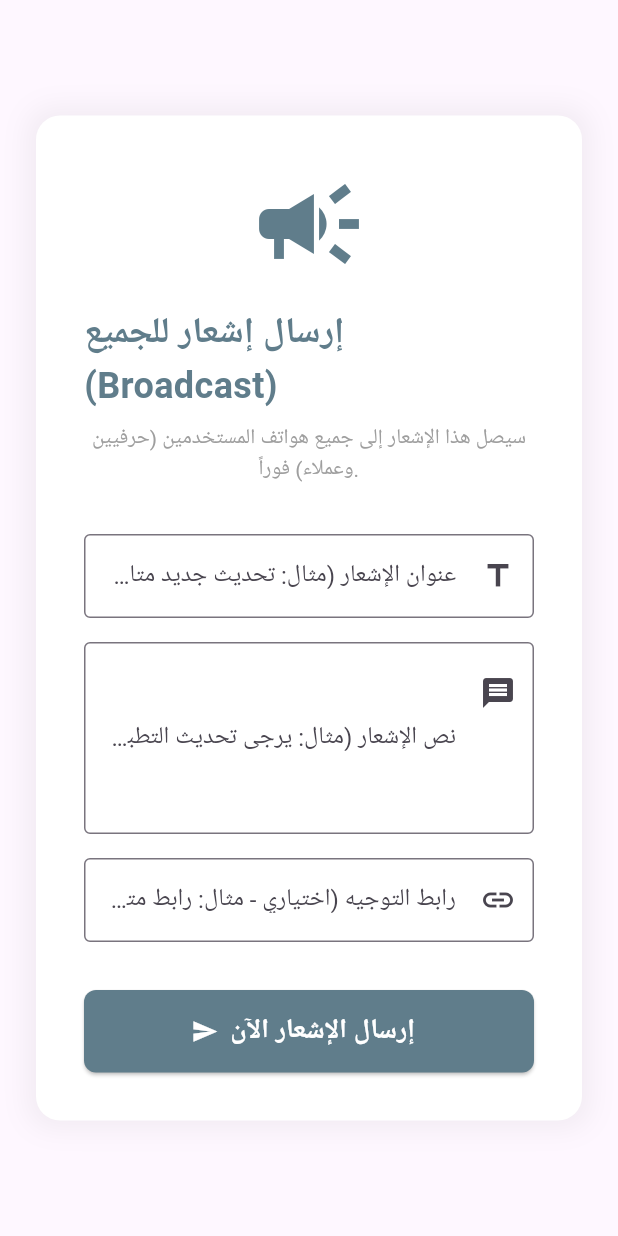
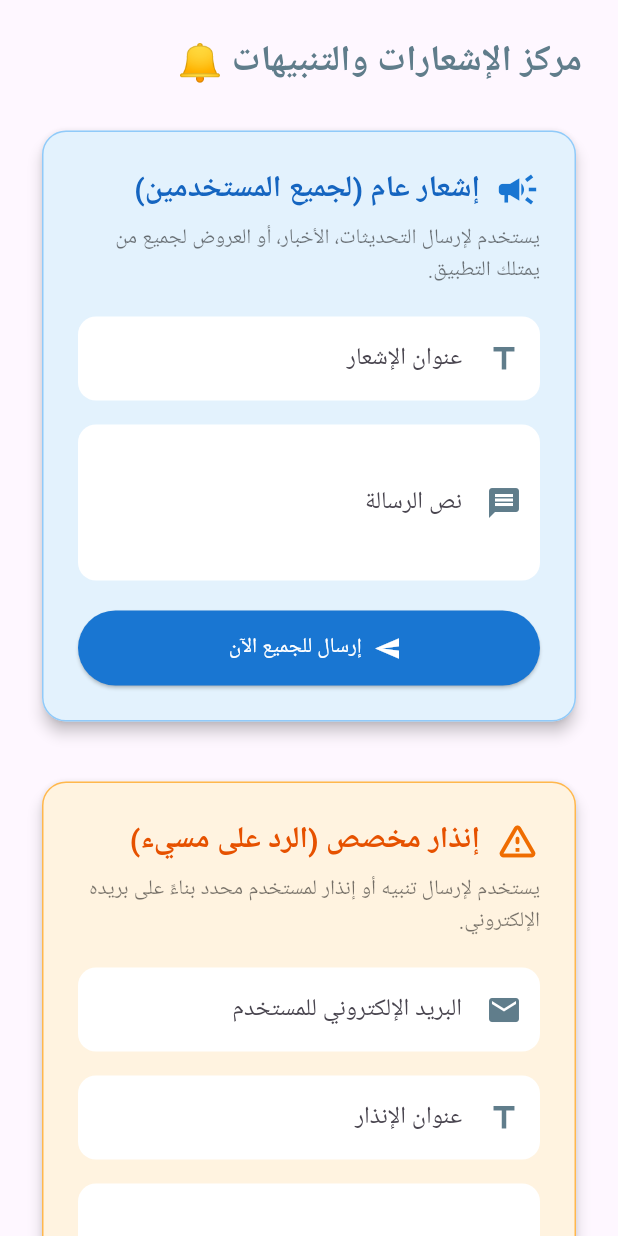
Before and after one commit to azref/elhirafi_admin, a Flutter app: the NotificationsTab widget shown alone on an empty page, opened directly, on a phone screen of 412 x 824 dp. Run offline on Flutter 3.47's test engine with Material 3 defaults, Android fonts, the phone set to English and light mode, and no system bars; our stand-ins replace supabase_flutter; accounts and stored records are empty; Roboto replaces fonts that are missing (Tajawal).

Commit message:
Admin Dashboard complete with dart-define security

```diff
--- a/lib/tabs/notifications_tab.dart
+++ b/lib/tabs/notifications_tab.dart
@@ -1,8 +1,8 @@
 import 'dart:convert';
 
 import 'package:flutter/material.dart';
-import 'package:flutter_dotenv/flutter_dotenv.dart';
 import 'package:http/http.dart' as http;
+import 'package:supabase_flutter/supabase_flutter.dart';
 
 class NotificationsTab extends StatefulWidget {
   const NotificationsTab({super.key});
@@ -12,228 +12,328 @@ class NotificationsTab extends StatefulWidget {
 }
 
 class _NotificationsTabState extends State<NotificationsTab> {
-  final _formKey = GlobalKey<FormState>();
-  final _titleController = TextEditingController();
-  final _messageController = TextEditingController();
-  final _urlController =
-      TextEditingController(); // رابط اختياري (مثل رابط المتجر للتحديث)
+  // متحكمات الإشعار العام
+  final _allTitleCtrl = TextEditingController();
+  final _allMessageCtrl = TextEditingController();
+  bool _isSendingAll = false;
 
-  bool _isLoading = false;
+  // متحكمات الإشعار المخصص
+  final _targetEmailCtrl = TextEditingController();
+  final _targetTitleCtrl = TextEditingController();
+  final _targetMessageCtrl = TextEditingController();
+  bool _isSendingTarget = false;
 
   @override
   void dispose() {
-    _titleController.dispose();
-    _messageController.dispose();
-    _urlController.dispose();
+    _allTitleCtrl.dispose();
+    _allMessageCtrl.dispose();
+    _targetEmailCtrl.dispose();
+    _targetTitleCtrl.dispose();
+    _targetMessageCtrl.dispose();
     super.dispose();
   }
 
-  Future<void> _sendNotification() async {
-    if (!_formKey.currentState!.validate()) return;
+  // 🚀 دالة إرسال الإشعار عبر OneSignal API
+  Future<void> _sendPushNotification({
+    required String title,
+    required String message,
+    String? targetUserId, // إذا كان null، يُرسل للجميع
+  }) async {
+    // ⬅️ قراءة المفاتيح من بيئة البناء مباشرة (أمان تام)
+    const appId = String.fromEnvironment('ONESIGNAL_APP_ID');
+    const restApiKey = String.fromEnvironment('ONESIGNAL_REST_API_KEY');
 
-    final appId = dotenv.env['ONESIGNAL_APP_ID'];
-    final restApiKey = dotenv.env['ONESIGNAL_REST_API_KEY'];
-
-    if (appId == null ||
-        restApiKey == null ||
-        appId.isEmpty ||
-        restApiKey.isEmpty) {
-      ScaffoldMessenger.of(context).showSnackBar(
-        const SnackBar(
-          content: Text('خطأ: مفاتيح OneSignal غير موجودة في ملف .env',
-              textAlign: TextAlign.right),
-          backgroundColor: Colors.red,
-        ),
-      );
-      return;
+    if (appId.isEmpty || restApiKey.isEmpty) {
+      throw Exception('مفاتيح OneSignal غير متوفرة في بيئة البناء.');
     }
 
-    setState(() => _isLoading = true);
+    final Map<String, dynamic> payload = {
+      "app_id": appId,
+      "headings": {"en": title, "ar": title},
+      "contents": {"en": message, "ar": message},
+    };
 
-    try {
+    if (targetUserId != null) {
+      // إرسال لمستخدم محدد عبر الـ ID الخاص به في Supabase
+      payload["include_external_user_ids"] = [targetUserId];
+    } else {
+      // إرسال للجميع
+      payload["included_segments"] = ["All"];
+    }
+
     final response = await http.post(
       Uri.parse('https://onesignal.com/api/v1/notifications'),
       headers: {
         'Content-Type': 'application/json; charset=utf-8',
         'Authorization': 'Basic $restApiKey',
       },
-        body: jsonEncode({
-          'app_id': appId,
-          'included_segments': ['All'], // ⬅️ إرسال لجميع المستخدمين
-          'headings': {
-            'en': _titleController.text,
-            'ar': _titleController.text
-          },
-          'contents': {
-            'en': _messageController.text,
-            'ar': _messageController.text
-          },
-          if (_urlController.text.isNotEmpty)
-            'url': _urlController.text, // ⬅️ رابط عند الضغط على الإشعار
-        }),
+      body: jsonEncode(payload),
     );
 
-      if (mounted) {
-        if (response.statusCode == 200) {
-          ScaffoldMessenger.of(context).showSnackBar(
-            const SnackBar(
-              content: Text('تم إرسال الإشعار لجميع المستخدمين بنجاح! 🚀',
-                  textAlign: TextAlign.right),
-              backgroundColor: Colors.green,
-            ),
+    if (response.statusCode != 200) {
+      throw Exception('فشل الإرسال: ${response.body}');
+    }
+  }
+
+  // 📢 معالج الإرسال للجميع
+  Future<void> _handleSendToAll() async {
+    if (_allTitleCtrl.text.isEmpty || _allMessageCtrl.text.isEmpty) {
+      _showSnackBar('يرجى تعبئة العنوان والرسالة', Colors.orange);
+      return;
+    }
+
+    setState(() => _isSendingAll = true);
+    try {
+      await _sendPushNotification(
+        title: _allTitleCtrl.text.trim(),
+        message: _allMessageCtrl.text.trim(),
       );
-          // تفريغ الحقول بعد النجاح
-          _titleController.clear();
-          _messageController.clear();
-          _urlController.clear();
-        } else {
+      _showSnackBar(
+          'تم إرسال الإشعار لجميع المستخدمين بنجاح! 🚀', Colors.green);
+      _allTitleCtrl.clear();
+      _allMessageCtrl.clear();
+    } catch (e) {
+      _showSnackBar(e.toString(), Colors.red);
+    } finally {
+      setState(() => _isSendingAll = false);
+    }
+  }
+
+  // 🎯 معالج الإرسال لمستخدم محدد (المسيء)
+  Future<void> _handleSendToTarget() async {
+    final email = _targetEmailCtrl.text.trim();
+    if (email.isEmpty ||
+        _targetTitleCtrl.text.isEmpty ||
+        _targetMessageCtrl.text.isEmpty) {
+      _showSnackBar('يرجى تعبئة الإيميل، العنوان، والرسالة', Colors.orange);
+      return;
+    }
+
+    setState(() => _isSendingTarget = true);
+    try {
+      // 1. البحث عن المستخدم في Supabase بواسطة الإيميل
+      final userRes = await Supabase.instance.client
+          .from('users')
+          .select('id')
+          .eq('email', email)
+          .maybeSingle();
+
+      if (userRes == null) {
+        throw Exception('لم يتم العثور على مستخدم بهذا البريد الإلكتروني.');
+      }
+
+      final targetUserId = userRes['id'];
+
+      // 2. إرسال الإشعار لهذا المستخدم فقط
+      await _sendPushNotification(
+        title: _targetTitleCtrl.text.trim(),
+        message: _targetMessageCtrl.text.trim(),
+        targetUserId: targetUserId,
+      );
+
+      _showSnackBar('تم إرسال الإشعار للمستخدم بنجاح! 🎯', Colors.green);
+      _targetEmailCtrl.clear();
+      _targetTitleCtrl.clear();
+      _targetMessageCtrl.clear();
+    } catch (e) {
+      _showSnackBar(e.toString(), Colors.red);
+    } finally {
+      setState(() => _isSendingTarget = false);
+    }
+  }
+
+  void _showSnackBar(String message, Color color) {
+    if (!mounted) return;
     ScaffoldMessenger.of(context).showSnackBar(
       SnackBar(
-              content: Text('فشل إرسال الإشعار: ${response.body}',
-                  textAlign: TextAlign.right),
-              backgroundColor: Colors.red,
-            ),
+          content: Text(message, textAlign: TextAlign.right),
+          backgroundColor: color),
     );
-        }
-      }
-    } catch (e) {
-      if (mounted) {
-        ScaffoldMessenger.of(context).showSnackBar(
-          SnackBar(
-            content:
-                Text('حدث خطأ أثناء الاتصال: $e', textAlign: TextAlign.right),
-            backgroundColor: Colors.red,
-          ),
-        );
-      }
-    } finally {
-      if (mounted) setState(() => _isLoading = false);
-    }
   }
 
   @override
   Widget build(BuildContext context) {
-    return Center(
-      child: SingleChildScrollView(
+    return SingleChildScrollView(
       padding: const EdgeInsets.all(24.0),
-        child: Container(
-          width: 600, // عرض ثابت لتبدو كبطاقة أنيقة
-          padding: const EdgeInsets.all(32),
-          decoration: BoxDecoration(
-            color: Colors.white,
-            borderRadius: BorderRadius.circular(16),
-            boxShadow: [
-              BoxShadow(
-                  color: Colors.black.withOpacity(0.05),
-                  blurRadius: 15,
-                  spreadRadius: 5)
-            ],
-          ),
-          child: Form(
-            key: _formKey,
+      child: Directionality(
+        textDirection: TextDirection.rtl,
         child: Column(
-              mainAxisSize: MainAxisSize.min,
+          crossAxisAlignment: CrossAxisAlignment.start,
           children: [
-                const Icon(Icons.campaign, size: 80, color: Colors.blueGrey),
-                const SizedBox(height: 16),
             const Text(
-                  'إرسال إشعار للجميع (Broadcast)',
+              'مركز الإشعارات والتنبيهات 🔔',
               style: TextStyle(
                   fontSize: 24,
                   fontWeight: FontWeight.bold,
                   color: Colors.blueGrey),
             ),
+            const SizedBox(height: 24),
+
+            // ==========================================
+            // 🟦 بطاقة الإرسال للجميع (تحديثات، أخبار)
+            // ==========================================
+            Card(
+              elevation: 4,
+              color: Colors.blue.shade50,
+              shape: RoundedRectangleBorder(
+                  borderRadius: BorderRadius.circular(16),
+                  side: BorderSide(color: Colors.blue.shade200)),
+              child: Padding(
+                padding: const EdgeInsets.all(24.0),
+                child: Column(
+                  crossAxisAlignment: CrossAxisAlignment.start,
+                  children: [
+                    Row(
+                      children: [
+                        Icon(Icons.campaign,
+                            color: Colors.blue.shade700, size: 30),
+                        const SizedBox(width: 10),
+                        Text('إشعار عام (لجميع المستخدمين)',
+                            style: TextStyle(
+                                fontSize: 20,
+                                fontWeight: FontWeight.bold,
+                                color: Colors.blue.shade800)),
+                      ],
+                    ),
                     const SizedBox(height: 8),
                     const Text(
-                  'سيصل هذا الإشعار إلى جميع هواتف المستخدمين (حرفيين وعملاء) فوراً.',
-                  style: TextStyle(color: Colors.grey),
-                  textAlign: TextAlign.center,
-                ),
-                const SizedBox(height: 32),
-
-                // 📝 حقل العنوان
-                Directionality(
-                  textDirection: TextDirection.rtl,
-                  child: TextFormField(
-                    controller: _titleController,
-                    decoration: const InputDecoration(
-                      labelText: 'عنوان الإشعار (مثال: تحديث جديد متاح!)',
-                      prefixIcon: Icon(Icons.title),
-                      border: OutlineInputBorder(),
-                    ),
-                    validator: (value) =>
-                        value!.isEmpty ? 'يرجى كتابة عنوان الإشعار' : null,
+                        'يستخدم لإرسال التحديثات، الأخبار، أو العروض لجميع من يمتلك التطبيق.',
+                        style: TextStyle(color: Colors.black54)),
+                    const SizedBox(height: 20),
+                    _buildTextField(
+                        controller: _allTitleCtrl,
+                        label: 'عنوان الإشعار',
+                        icon: Icons.title),
+                    const SizedBox(height: 16),
+                    _buildTextField(
+                        controller: _allMessageCtrl,
+                        label: 'نص الرسالة',
+                        icon: Icons.message,
+                        maxLines: 3),
+                    const SizedBox(height: 20),
+                    SizedBox(
+                      width: double.infinity,
+                      height: 50,
+                      child: ElevatedButton.icon(
+                        onPressed: _isSendingAll ? null : _handleSendToAll,
+                        icon: _isSendingAll
+                            ? const CircularProgressIndicator(
+                                color: Colors.white)
+                            : const Icon(Icons.send),
+                        label: Text(_isSendingAll
+                            ? 'جاري الإرسال...'
+                            : 'إرسال للجميع الآن'),
+                        style: ElevatedButton.styleFrom(
+                            backgroundColor: Colors.blue.shade700,
+                            foregroundColor: Colors.white),
                       ),
                     ),
-                const SizedBox(height: 16),
-
-                // 📝 حقل النص
-                Directionality(
-                  textDirection: TextDirection.rtl,
-                  child: TextFormField(
-                    controller: _messageController,
-                    maxLines: 4,
-                    decoration: const InputDecoration(
-                      labelText:
-                          'نص الإشعار (مثال: يرجى تحديث التطبيق للاستفادة من الميزات الجديدة)',
-                      prefixIcon: Padding(
-                        padding:
-                            EdgeInsets.only(bottom: 60), // لرفع الأيقونة للأعلى
-                        child: Icon(Icons.message),
-                      ),
-                      border: OutlineInputBorder(),
-                    ),
-                    validator: (value) =>
-                        value!.isEmpty ? 'يرجى كتابة نص الإشعار' : null,
-                  ),
-                ),
-                const SizedBox(height: 16),
-
-                // 🔗 حقل الرابط (اختياري)
-                Directionality(
-                  textDirection: TextDirection.rtl,
-                  child: TextFormField(
-                    controller: _urlController,
-                    decoration: const InputDecoration(
-                      labelText:
-                          'رابط التوجيه (اختياري - مثال: رابط متجر جوجل بلاي)',
-                      prefixIcon: Icon(Icons.link),
-                      border: OutlineInputBorder(),
+                  ],
                 ),
               ),
             ),
+
             const SizedBox(height: 32),
 
-                // 🚀 زر الإرسال
+            // ==========================================
+            // 🟧 بطاقة الإرسال المخصص (إنذار مسيء)
+            // ==========================================
+            Card(
+              elevation: 4,
+              color: Colors.orange.shade50,
+              shape: RoundedRectangleBorder(
+                  borderRadius: BorderRadius.circular(16),
+                  side: BorderSide(color: Colors.orange.shade300)),
+              child: Padding(
+                padding: const EdgeInsets.all(24.0),
+                child: Column(
+                  crossAxisAlignment: CrossAxisAlignment.start,
+                  children: [
+                    Row(
+                      children: [
+                        Icon(Icons.warning_amber_rounded,
+                            color: Colors.orange.shade800, size: 30),
+                        const SizedBox(width: 10),
+                        Text('إنذار مخصص (الرد على مسيء)',
+                            style: TextStyle(
+                                fontSize: 20,
+                                fontWeight: FontWeight.bold,
+                                color: Colors.orange.shade900)),
+                      ],
+                    ),
+                    const SizedBox(height: 8),
+                    const Text(
+                        'يستخدم لإرسال تنبيه أو إنذار لمستخدم محدد بناءً على بريده الإلكتروني.',
+                        style: TextStyle(color: Colors.black54)),
+                    const SizedBox(height: 20),
+                    _buildTextField(
+                        controller: _targetEmailCtrl,
+                        label: 'البريد الإلكتروني للمستخدم',
+                        icon: Icons.email,
+                        isEmail: true),
+                    const SizedBox(height: 16),
+                    _buildTextField(
+                        controller: _targetTitleCtrl,
+                        label: 'عنوان الإنذار',
+                        icon: Icons.title),
+                    const SizedBox(height: 16),
+                    _buildTextField(
+                        controller: _targetMessageCtrl,
+                        label: 'نص الإنذار',
+                        icon: Icons.message,
+                        maxLines: 3),
+                    const SizedBox(height: 20),
                     SizedBox(
                       width: double.infinity,
-                  height: 55,
+                      height: 50,
                       child: ElevatedButton.icon(
+                        onPressed:
+                            _isSendingTarget ? null : _handleSendToTarget,
+                        icon: _isSendingTarget
+                            ? const CircularProgressIndicator(
+                                color: Colors.white)
+                            : const Icon(Icons.send_and_archive),
+                        label: Text(_isSendingTarget
+                            ? 'جاري الإرسال...'
+                            : 'إرسال الإنذار للمستخدم'),
                         style: ElevatedButton.styleFrom(
-                      backgroundColor: Colors.blueGrey,
-                      foregroundColor: Colors.white,
-                      shape: RoundedRectangleBorder(
-                          borderRadius: BorderRadius.circular(8)),
+                            backgroundColor: Colors.orange.shade800,
+                            foregroundColor: Colors.white),
                       ),
-                    onPressed: _isLoading ? null : _sendNotification,
-                    icon: _isLoading
-                        ? const SizedBox(
-                            width: 20,
-                            height: 20,
-                            child: CircularProgressIndicator(
-                                color: Colors.white, strokeWidth: 2))
-                        : const Icon(Icons.send),
-                    label: Text(
-                      _isLoading ? 'جاري الإرسال...' : 'إرسال الإشعار الآن',
-                      style: const TextStyle(
-                          fontSize: 18, fontWeight: FontWeight.bold),
+                    ),
+                  ],
                 ),
               ),
             ),
           ],
         ),
       ),
-        ),
+    );
+  }
+
+  // 🎨 دالة مساعدة لبناء حقول الإدخال بشكل أنيق
+  Widget _buildTextField({
+    required TextEditingController controller,
+    required String label,
+    required IconData icon,
+    int maxLines = 1,
+    bool isEmail = false,
+  }) {
+    return TextField(
+      controller: controller,
+      maxLines: maxLines,
+      keyboardType: isEmail ? TextInputType.emailAddress : TextInputType.text,
+      decoration: InputDecoration(
+        labelText: label,
+        prefixIcon: Icon(icon, color: Colors.blueGrey),
+        filled: true,
+        fillColor: Colors.white,
+        border: OutlineInputBorder(
+            borderRadius: BorderRadius.circular(12),
+            borderSide: BorderSide.none),
+        focusedBorder: OutlineInputBorder(
+            borderRadius: BorderRadius.circular(12),
+            borderSide: const BorderSide(color: Colors.blueGrey, width: 2)),
       ),
     );
   }
--- a/pubspec.yaml
+++ b/pubspec.yaml
@@ -1,3 +1,4 @@
+#file: noinspection YAMLSchemaValidation
 name: elhirafi_admin
 description: Admin Dashboard for Elhirafi App.
 publish_to: 'none'
@@ -26,4 +27,3 @@ flutter:
 
   # تعريف مسار ملف المفاتيح السرية
   assets:
-    - .env
```
Also changed, not shown: lib/main.dart (+9 -4 lines), firebase.json (added), 3 other files. Lines whose indentation alone changed are shown as unchanged.
